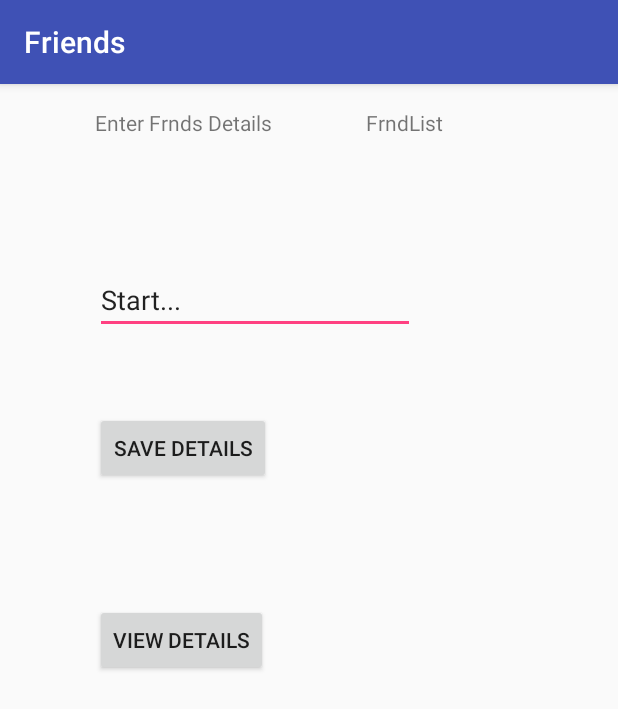
After one commit to bhardwaj123rohit/Android3, an Android app: the StoreFrndDetail screen opened directly, with no data from a screen before it, on a phone screen of 412 x 824 dp. The commit adds this screen. Shown: the top 709 px of the screen. Run offline under Robolectric (Android 15) with nearby library versions, the phone set to English and light mode, and no system bars.

Commit message:
third commit

```diff
--- /dev/null
+++ b/app/src/main/java/com/example/rohit/tttfrag/StoreFrndDetail.java
@@ -0,0 +1,45 @@
+package com.example.rohit.tttfrag;
+
+import android.content.Intent;
+import android.support.v7.app.AppCompatActivity;
+import android.os.Bundle;
+import android.view.View;
+import android.widget.EditText;
+import android.widget.TextView;
+import android.widget.Toast;
+
+import java.util.List;
+
+public class StoreFrndDetail extends AppCompatActivity {
+
+    @Override
+    protected void onCreate(Bundle savedInstanceState) {
+        super.onCreate(savedInstanceState);
+        setContentView(R.layout.activity_store_frnd_detail);
+    }
+
+    public void addFrnd(View v)
+    {
+        if(!((EditText)findViewById(R.id.editText2)).getText().toString().equals("")) {
+            FrndDetail q = new FrndDetail(1,((EditText)findViewById(R.id.editText2)).getText().toString());
+            DatabaseHandler dh = new DatabaseHandler(this);
+            dh.addQuote(q);
+            Toast.makeText(this, "Frnd added!", Toast.LENGTH_SHORT).show();
+            Intent startscreen = new Intent(this, MainActivity.class);
+            startActivity(startscreen);
+        }
+        else
+        {
+            Toast.makeText(this, "Cannot add an empty quote!", Toast.LENGTH_SHORT).show();
+        }
+    }
+    public void viewFrnds(View v){
+        DatabaseHandler dh = new DatabaseHandler(this);
+        List<FrndDetail> ls = dh.getAllQuotes();
+        String ns = new String();
+        for(int i = 0; i < ls.size(); i++) {
+            ns.concat(ls.get(i).get_id()+"  "+ls.get(i).getText());
+        }
+        ((TextView)findViewById(R.id.textView4)).setText(ns);
+    }
+}
--- /dev/null
+++ b/app/src/main/res/layout/activity_store_frnd_detail.xml
@@ -0,0 +1,69 @@
+<?xml version="1.0" encoding="utf-8"?>
+<RelativeLayout xmlns:android="http://schemas.android.com/apk/res/android"
+    xmlns:tools="http://schemas.android.com/tools"
+    android:id="@+id/activity_store_frnd_detail"
+    android:layout_width="match_parent"
+    android:layout_height="match_parent"
+    android:paddingBottom="@dimen/activity_vertical_margin"
+    android:paddingLeft="@dimen/activity_horizontal_margin"
+    android:paddingRight="@dimen/activity_horizontal_margin"
+    android:paddingTop="@dimen/activity_vertical_margin"
+    tools:context="com.example.rohit.tttfrag.StoreFrndDetail">
+
+    <EditText
+        android:layout_width="wrap_content"
+        android:layout_height="wrap_content"
+        android:inputType="textPersonName"
+        android:text="Start..."
+        android:ems="10"
+        android:layout_alignParentTop="true"
+        android:layout_alignParentLeft="true"
+        android:layout_alignParentStart="true"
+        android:layout_marginLeft="47dp"
+        android:layout_marginStart="47dp"
+        android:layout_marginTop="105dp"
+        android:id="@+id/editText2" />
+
+    <TextView
+        android:text="Enter Frnds Details"
+        android:layout_width="wrap_content"
+        android:layout_height="wrap_content"
+        android:id="@+id/textView2"
+        android:layout_alignParentTop="true"
+        android:layout_alignLeft="@+id/editText2"
+        android:layout_alignStart="@+id/editText2" />
+
+    <Button
+        android:text="Save Details"
+        android:layout_width="wrap_content"
+        android:layout_height="wrap_content"
+        android:id="@+id/button5"
+        android:layout_below="@+id/editText2"
+        android:layout_alignLeft="@+id/editText2"
+        android:layout_alignStart="@+id/editText2"
+        android:layout_marginTop="52dp"
+        android:onClick="addFrnd"
+        />
+
+    <Button
+        android:text="View Details"
+        android:layout_width="wrap_content"
+        android:layout_height="wrap_content"
+        android:id="@+id/button"
+        android:layout_below="@+id/button5"
+        android:layout_alignLeft="@+id/button5"
+        android:layout_alignStart="@+id/button5"
+        android:layout_marginTop="80dp"
+        android:onClick="viewFrnds"
+        />
+
+    <TextView
+        android:text="FrndList"
+        android:layout_width="wrap_content"
+        android:layout_height="wrap_content"
+        android:layout_toRightOf="@+id/button5"
+        android:layout_toEndOf="@+id/button5"
+        android:layout_marginLeft="63dp"
+        android:layout_marginStart="63dp"
+        android:id="@+id/textView4" />
+</RelativeLayout>
```
Also changed, not shown: app/src/main/AndroidManifest.xml (+5 -5 lines), app/src/main/java/com/example/rohit/tttfrag/DatabaseHandler.java (added, +114 -0 lines), app/src/main/java/com/example/rohit/tttfrag/FrndDetail.java (added, +35 -0 lines), app/src/main/java/com/example/rohit/tttfrag/MainActivity.java (+7 -0 lines), app/src/main/res/layout/activity_main.xml (+14 -3 lines).
